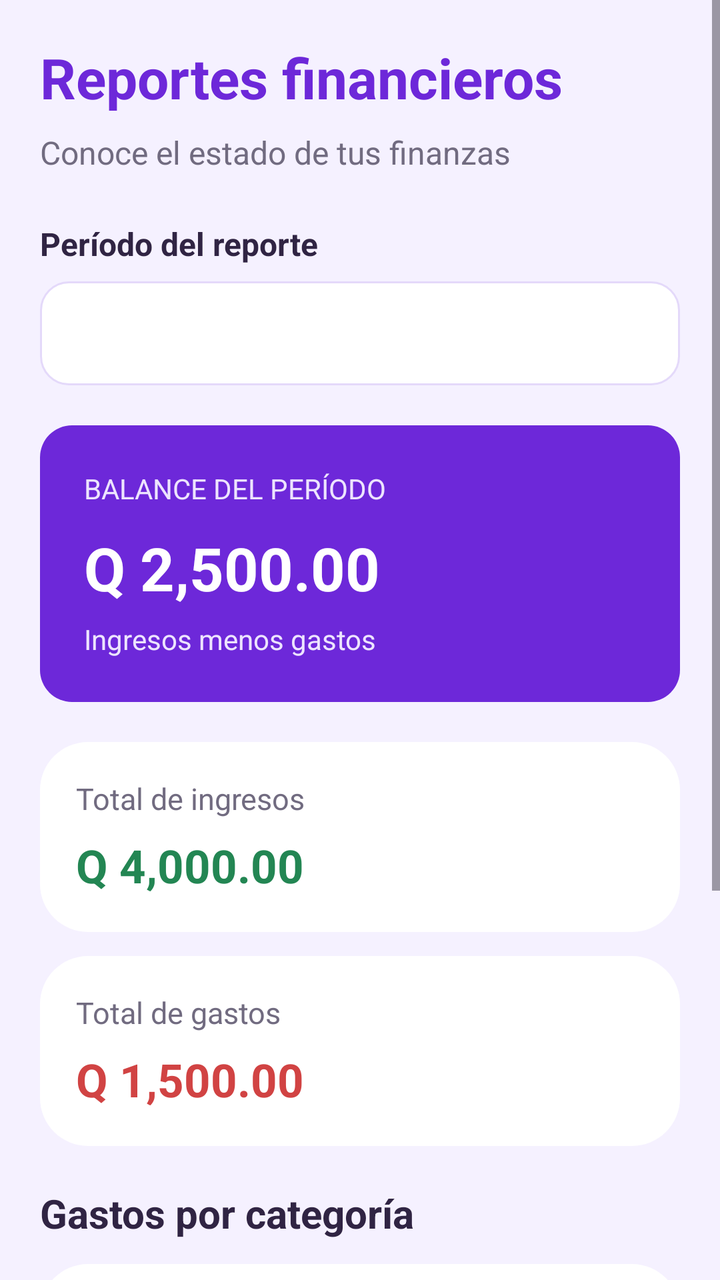
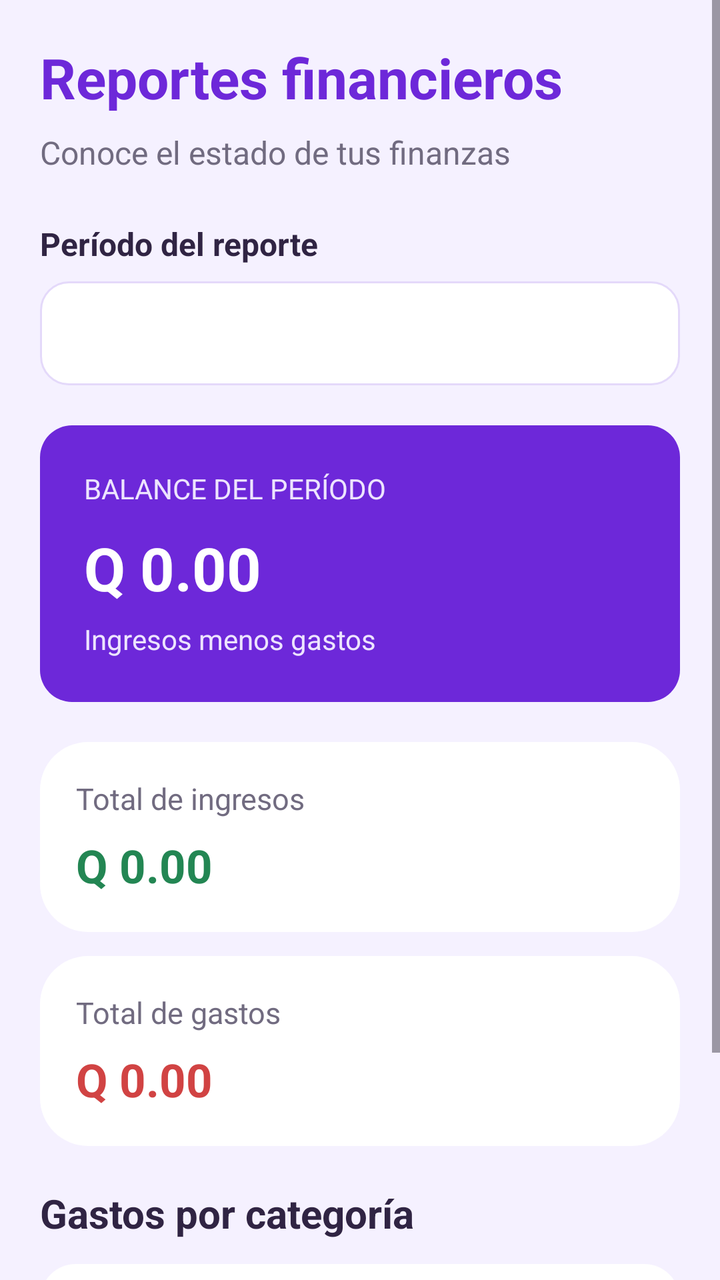

The first picture is an Android layout as it rendered before a commit; the second is the same layout after the commit. The layout source and the unified diff follow.
<!-- AndroidManifest.xml: application theme Theme.ControlMoney -->
<!-- res/layout/activity_reportes.xml -->
<?xml version="1.0" encoding="utf-8"?>
<ScrollView xmlns:android="http://schemas.android.com/apk/res/android"
    android:layout_width="match_parent"
    android:layout_height="match_parent"
    android:background="#F5F1FF"
    android:fillViewport="true">

    <LinearLayout
        android:layout_width="match_parent"
        android:layout_height="wrap_content"
        android:orientation="vertical"
        android:padding="20dp">

        <TextView
            android:layout_width="match_parent"
            android:layout_height="wrap_content"
            android:text="Reportes financieros"
            android:textColor="#6D28D9"
            android:textSize="28sp"
            android:textStyle="bold"
            android:layout_marginBottom="8dp" />

        <TextView
            android:layout_width="match_parent"
            android:layout_height="wrap_content"
            android:text="Conoce el estado de tus finanzas"
            android:textColor="#716B80"
            android:textSize="16sp"
            android:layout_marginBottom="24dp" />

        

        <TextView
            android:layout_width="match_parent"
            android:layout_height="wrap_content"
            android:text="Período del reporte"
            android:textColor="#302443"
            android:textSize="16sp"
            android:textStyle="bold"
            android:layout_marginBottom="8dp" />

        <Spinner
            android:id="@+id/spPeriodoReporte"
            android:layout_width="match_parent"
            android:layout_height="52dp"
            android:background="@drawable/fondo_campo"
            android:padding="8dp"
            android:layout_marginBottom="20dp" />

        

        <LinearLayout
            android:layout_width="match_parent"
            android:layout_height="wrap_content"
            android:orientation="vertical"
            android:background="@drawable/fondo_boton_morado"
            android:padding="22dp"
            android:layout_marginBottom="20dp">

            <TextView
                android:layout_width="match_parent"
                android:layout_height="wrap_content"
                android:text="BALANCE DEL PERÍODO"
                android:textColor="#EDE4FF"
                android:textSize="14sp" />

            <TextView
                android:layout_width="match_parent"
                android:layout_height="wrap_content"
                android:layout_marginTop="10dp"
                android:text="Q 2,500.00"
                android:textColor="#FFFFFF"
                android:textSize="30sp"
                android:textStyle="bold" />

            <TextView
                android:layout_width="match_parent"
                android:layout_height="wrap_content"
                android:layout_marginTop="6dp"
                android:text="Ingresos menos gastos"
                android:textColor="#EDE4FF"
                android:textSize="14sp" />

        </LinearLayout>

        

        <LinearLayout
            android:layout_width="match_parent"
            android:layout_height="wrap_content"
            android:background="@drawable/fondo_tarjeta"
            android:orientation="vertical"
            android:padding="18dp"
            android:layout_marginBottom="12dp">

            <TextView
                android:layout_width="match_parent"
                android:layout_height="wrap_content"
                android:text="Total de ingresos"
                android:textColor="#716B80"
                android:textSize="15sp" />

            <TextView
                android:layout_width="match_parent"
                android:layout_height="wrap_content"
                android:layout_marginTop="8dp"
                android:text="Q 4,000.00"
                android:textColor="#238653"
                android:textSize="23sp"
                android:textStyle="bold" />

        </LinearLayout>

        

        <LinearLayout
            android:layout_width="match_parent"
            android:layout_height="wrap_content"
            android:background="@drawable/fondo_tarjeta"
            android:orientation="vertical"
            android:padding="18dp"
            android:layout_marginBottom="20dp">

            <TextView
                android:layout_width="match_parent"
                android:layout_height="wrap_content"
                android:text="Total de gastos"
                android:textColor="#716B80"
                android:textSize="15sp" />

            <TextView
                android:layout_width="match_parent"
                android:layout_height="wrap_content"
                android:layout_marginTop="8dp"
                android:text="Q 1,500.00"
                android:textColor="#D14343"
                android:textSize="23sp"
                android:textStyle="bold" />

        </LinearLayout>

        

        <TextView
            android:layout_width="match_parent"
            android:layout_height="wrap_content"
            android:text="Gastos por categoría"
            android:textColor="#302443"
            android:textSize="20sp"
            android:textStyle="bold"
            android:layout_marginBottom="12dp" />

        <LinearLayout
            android:layout_width="match_parent"
            android:layout_height="wrap_content"
            android:background="@drawable/fondo_tarjeta"
            android:orientation="vertical"
            android:padding="18dp"
            android:layout_marginBottom="20dp">

            <TextView
                android:layout_width="match_parent"
                android:layout_height="wrap_content"
                android:text="Alimentación"
                android:textColor="#302443"
                android:textSize="15sp" />

            <TextView
                android:layout_width="match_parent"
                android:layout_height="wrap_content"
                android:layout_marginTop="4dp"
                android:text="Q 600.00"
                android:textColor="#6D28D9"
                android:textSize="17sp"
                android:textStyle="bold" />

            <View
                android:layout_width="match_parent"
                android:layout_height="8dp"
                android:layout_marginTop="8dp"
                android:layout_marginBottom="16dp"
                android:background="#EDE4FF" />

            <TextView
                android:layout_width="match_parent"
                android:layout_height="wrap_content"
                android:text="Transporte"
                android:textColor="#302443"
                android:textSize="15sp" />

            <TextView
                android:layout_width="match_parent"
                android:layout_height="wrap_content"
                android:layout_marginTop="4dp"
                android:text="Q 300.00"
                android:textColor="#6D28D9"
                android:textSize="17sp"
                android:textStyle="bold" />

            <View
                android:layout_width="match_parent"
                android:layout_height="8dp"
                android:layout_marginTop="8dp"
                android:background="#EDE4FF" />

        </LinearLayout>

        <Button
            android:id="@+id/btnVolverInicioReportes"
            android:layout_width="match_parent"
            android:layout_height="54dp"
            android:layout_marginBottom="16dp"
            android:backgroundTint="#6D28D9"
            android:text="Volver al inicio"
            android:textAllCaps="false"
            android:textColor="#FFFFFF"
            android:textSize="16sp" />

    </LinearLayout>

</ScrollView>
<!-- resources referenced by this layout -->
<resources>
  <!-- drawable fondo_boton_morado (drawable) -->
  <?xml version="1.0" encoding="utf-8"?>
  <shape xmlns:android="http://schemas.android.com/apk/res/android"
      android:shape="rectangle">
  
      <solid android:color="#6D28D9" />
  
      <corners android:radius="16dp" />
  
  </shape>
  <!-- drawable fondo_campo (drawable) -->
  <?xml version="1.0" encoding="utf-8"?>
  <shape xmlns:android="http://schemas.android.com/apk/res/android"
      android:shape="rectangle">
  
      <solid android:color="#FFFFFF" />
  
      <stroke
          android:width="1dp"
          android:color="#E4D9FA" />
  
      <corners android:radius="14dp" />
  
      <padding
          android:left="12dp"
          android:top="4dp"
          android:right="12dp"
          android:bottom="4dp" />
  
  </shape>
  <!-- drawable fondo_tarjeta (drawable) -->
  <?xml version="1.0" encoding="utf-8"?>
  <shape xmlns:android="http://schemas.android.com/apk/res/android"
      android:shape="rectangle">
  
      <solid android:color="#FFFFFF" />
  
      <corners android:radius="24dp" />
  
  </shape>
  <style name="Theme.ControlMoney" parent="Base.Theme.ControlMoney" />
  <style name="Base.Theme.ControlMoney" parent="Theme.Material3.DayNight.NoActionBar">
          
          
      </style>
</resources>

<!-- the commit's change to res/layout/activity_reportes.xml (unified diff, before → after) -->
@@ -27,8 +27,6 @@
             android:textColor="#716B80"
             android:textSize="16sp"
             android:layout_marginBottom="24dp" />
-
-        
 
         <TextView
             android:layout_width="match_parent"
@@ -65,10 +63,11 @@
                 android:textSize="14sp" />
 
             <TextView
+                android:id="@+id/tvBalancePeriodo"
                 android:layout_width="match_parent"
                 android:layout_height="wrap_content"
                 android:layout_marginTop="10dp"
-                android:text="Q 2,500.00"
+                android:text="Q 0.00"
                 android:textColor="#FFFFFF"
                 android:textSize="30sp"
                 android:textStyle="bold" />
@@ -101,10 +100,11 @@
                 android:textSize="15sp" />
 
             <TextView
+                android:id="@+id/tvIngresosPeriodo"
                 android:layout_width="match_parent"
                 android:layout_height="wrap_content"
                 android:layout_marginTop="8dp"
-                android:text="Q 4,000.00"
+                android:text="Q 0.00"
                 android:textColor="#238653"
                 android:textSize="23sp"
                 android:textStyle="bold" />
@@ -129,10 +129,11 @@
                 android:textSize="15sp" />
 
             <TextView
+                android:id="@+id/tvGastosPeriodo"
                 android:layout_width="match_parent"
                 android:layout_height="wrap_content"
                 android:layout_marginTop="8dp"
-                android:text="Q 1,500.00"
+                android:text="Q 0.00"
                 android:textColor="#D14343"
                 android:textSize="23sp"
                 android:textStyle="bold" />
@@ -151,57 +152,13 @@
             android:layout_marginBottom="12dp" />
 
         <LinearLayout
+            android:id="@+id/contenedorCategorias"
             android:layout_width="match_parent"
             android:layout_height="wrap_content"
             android:background="@drawable/fondo_tarjeta"
             android:orientation="vertical"
             android:padding="18dp"
             android:layout_marginBottom="20dp">
-
-            <TextView
-                android:layout_width="match_parent"
-                android:layout_height="wrap_content"
-                android:text="Alimentación"
-                android:textColor="#302443"
-                android:textSize="15sp" />
-
-            <TextView
-                android:layout_width="match_parent"
-                android:layout_height="wrap_content"
-                android:layout_marginTop="4dp"
-                android:text="Q 600.00"
-                android:textColor="#6D28D9"
-                android:textSize="17sp"
-                android:textStyle="bold" />
-
-            <View
-                android:layout_width="match_parent"
-                android:layout_height="8dp"
-                android:layout_marginTop="8dp"
-                android:layout_marginBottom="16dp"
-                android:background="#EDE4FF" />
-
-            <TextView
-                android:layout_width="match_parent"
-                android:layout_height="wrap_content"
-                android:text="Transporte"
-                android:textColor="#302443"
-                android:textSize="15sp" />
-
-            <TextView
-                android:layout_width="match_parent"
-                android:layout_height="wrap_content"
-                android:layout_marginTop="4dp"
-                android:text="Q 300.00"
-                android:textColor="#6D28D9"
-                android:textSize="17sp"
-                android:textStyle="bold" />
-
-            <View
-                android:layout_width="match_parent"
-                android:layout_height="8dp"
-                android:layout_marginTop="8dp"
-                android:background="#EDE4FF" />
 
         </LinearLayout>
 
